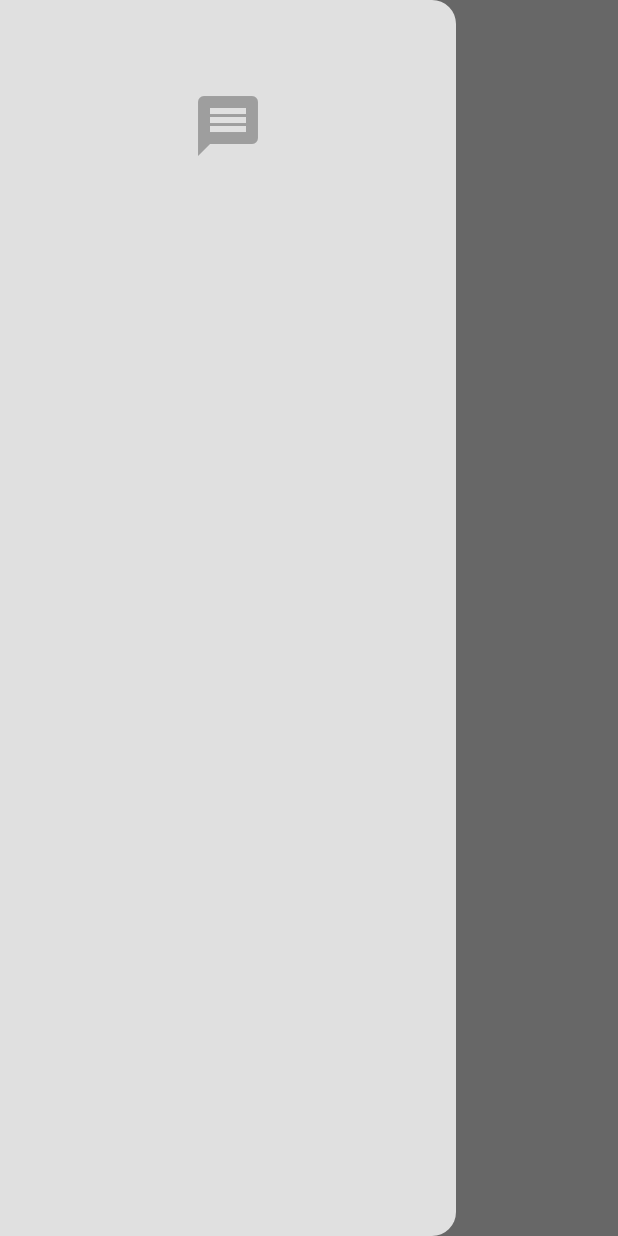
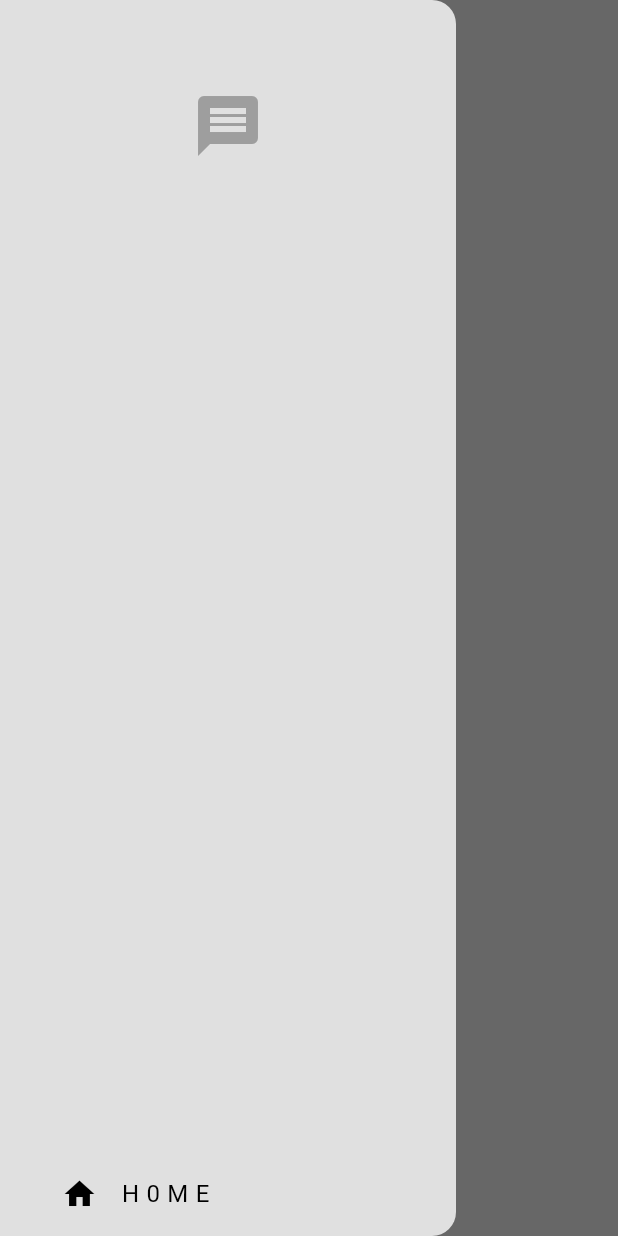
Before and after one commit to Codewithjalloh/app_six_chat_firebase, a Flutter app: the screen it shows once a user with an empty profile is signed in, with the side drawer open, on a phone screen of 412 x 824 dp. Run offline on Flutter 3.47's test engine with Material 3 defaults, Android fonts, the light colour scheme and no system bars; our stand-ins replace cloud_firestore, firebase_auth, firebase_core; accounts and stored records are empty; generated files the repository leaves out were written again.

Commit message:
home list tile added

```diff
--- a/lib/components/my_drawer.dart
+++ b/lib/components/my_drawer.dart
@@ -29,7 +29,21 @@ class MyDrawer extends StatelessWidget {
                   size: 48,
                 ),
               ),
-              ))
+            ),
+          ),
+
+          // home list tile
+          Padding(
+            padding: EdgeInsets.only(left: 25.0),
+            child: ListTile(
+              title: Text("H 0 M E"),
+              leading: Icon(Icons.home),
+              onTap: () {
+                // pop the nav
+                Navigator.pop(context);
+              },
+            ),
+          )
         ],
       ),
     );
```
Lines whose indentation alone changed are shown as unchanged.
